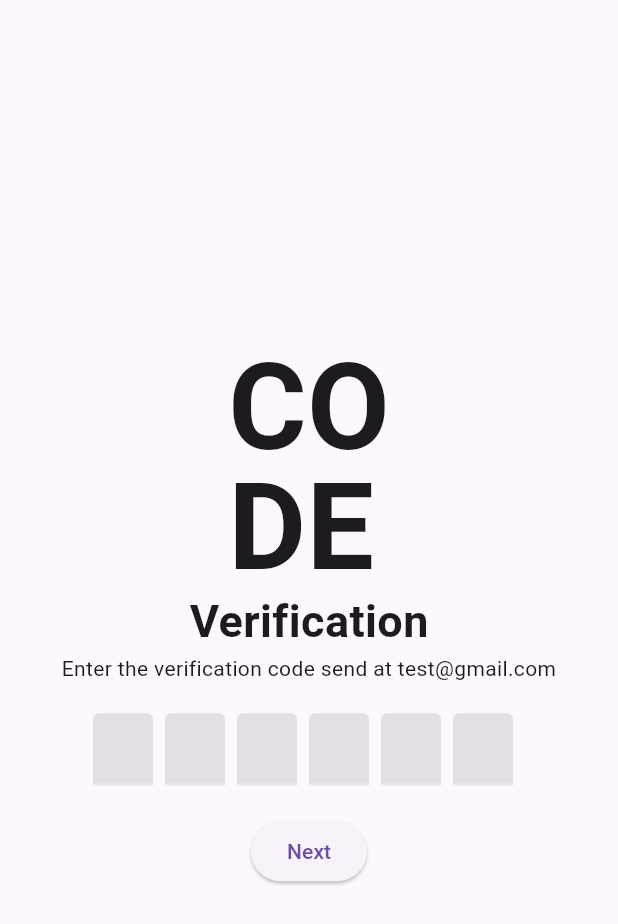
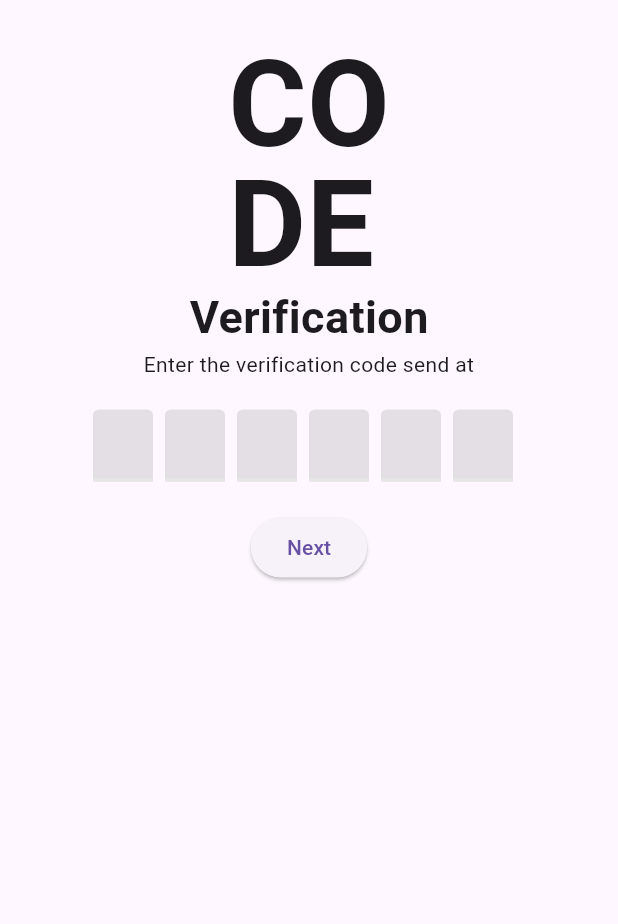
Before and after one commit to MiltiadisR/CapstoneProject, a Flutter app: the ForgetPasswordmailScreen screen opened directly, after a tap on "Next", on a phone screen of 412 x 824 dp. Shown: the top 924 px of the screen. Run offline on Flutter 3.47's test engine with Material 3 defaults, Android fonts, the phone set to English and light mode, and no system bars; drawn by our look-alikes of flutter_otp_text_field; our stand-ins replace cached_network_image, carousel_slider, cloud_firestore, firebase_auth, firebase_core, firebase_storage and 4 more; missing offline and left inert: icalendar_parser, paged_vertical_calendar; accounts and stored records are empty.

```diff
--- a/main/lib/screens/Authenticate/forgetpassword/forget_password_otp.dart
+++ b/main/lib/screens/Authenticate/forgetpassword/forget_password_otp.dart
@@ -1,14 +1,22 @@
 import 'package:flutter/material.dart';
 import 'package:flutter_otp_text_field/flutter_otp_text_field.dart';
 
-class OTPScreen extends StatelessWidget {
-  const OTPScreen({super.key});
+class OTPScreen extends StatefulWidget {
+  final String contact;
+  OTPScreen({required this.contact});
 
   @override
+  State<OTPScreen> createState() => _OTPScreenState();
+}
+
+class _OTPScreenState extends State<OTPScreen> {
+  @override
   Widget build(BuildContext context) {
+    String contact = widget.contact;
     return Scaffold(
       body: Container(
         padding: EdgeInsets.all(30),
+        child: SingleChildScrollView(
           child: Column(
             mainAxisAlignment: MainAxisAlignment.center,
             children: [
@@ -20,7 +28,7 @@ class OTPScreen extends StatelessWidget {
               Text('Verification',
                   style: TextStyle(fontSize: 30, fontWeight: FontWeight.bold)),
               Text(
-              'Enter the verification code send at ' + 'test@gmail.com',
+                'Enter the verification code send at $contact',
                 textAlign: TextAlign.center,
               ),
               SizedBox(
@@ -41,6 +49,7 @@ class OTPScreen extends StatelessWidget {
             ],
           ),
         ),
+      ),
     );
   }
 }
--- a/main/lib/screens/Authenticate/forgetpassword/forgetpasswordmail.dart
+++ b/main/lib/screens/Authenticate/forgetpassword/forgetpasswordmail.dart
@@ -7,6 +7,7 @@ class ForgetPasswordmailScreen extends StatelessWidget {
 
   @override
   Widget build(BuildContext context) {
+    String contact = '';
     return SafeArea(
       child: Scaffold(
         body: Container(
@@ -20,9 +21,13 @@ class ForgetPasswordmailScreen extends StatelessWidget {
                   child: Column(
                 children: [
                   TextFormField(
-                      decoration: textInputDecoration.copyWith(
-                          hintText: 'Email',
-                          prefixIcon: Icon(Icons.mail_outline_rounded))),
+                    decoration: textInputDecoration.copyWith(
+                        hintText: 'Email',
+                        prefixIcon: Icon(Icons.mail_outline_rounded)),
+                    onChanged: (val) {
+                      contact = val;
+                    },
+                  ),
                   SizedBox(
                     height: 20,
                   ),
@@ -32,7 +37,9 @@ class ForgetPasswordmailScreen extends StatelessWidget {
                           onPressed: () {
                             Navigator.of(context).push(
                               MaterialPageRoute(
-                                builder: (context) => OTPScreen(),
+                                builder: (context) => OTPScreen(
+                                  contact: contact,
+                                ),
                               ),
                             );
                           },
--- a/main/lib/screens/Authenticate/register.dart
+++ b/main/lib/screens/Authenticate/register.dart
@@ -169,7 +169,7 @@ class _RegisterState extends State<Register> {
                               if (result == null) {
                                 setState(() {
                                   loading = false;
-                                  error = 'please supply a valid email';
+                                  error = 'Please supply a valid email';
                                 });
                               }
                             },
--- a/main/lib/screens/events_example.dart
+++ b/main/lib/screens/events_example.dart
@@ -222,7 +222,6 @@ class _TableEventsExampleState extends State<TableEventsExample> {
     return [];
   }
 
-//----This part is for the filtering and sorting of the events----------------//
   List<Map<String, dynamic>> getAllEvents(List<String> jsonDataList) {
     List<Map<String, dynamic>> allEvents = [];
     for (String jsonData in jsonDataList) {
@@ -230,7 +229,6 @@ class _TableEventsExampleState extends State<TableEventsExample> {
     }
     return allEvents;
   }
-// ---------------------------------------------------------------------------//
 
   List<String> getDistinctProperties(List<Map<String, dynamic>> events) {
     Set<String> distinctProperties = Set<String>();
--- a/main/lib/screens/home/Home.dart
+++ b/main/lib/screens/home/Home.dart
@@ -1,6 +1,5 @@
 import 'package:cloud_firestore/cloud_firestore.dart';
 import 'package:flutter/material.dart';
-import 'package:main/Load_data.dart';
 import 'package:main/Notifications.dart';
 import 'package:main/Reservation_Details.dart';
 import 'package:main/Reservation_Details_only_one.dart';
```
Also changed, not shown: main/lib/screens/Authenticate/forgetpassword/forgetpasswordphone.dart (+11 -4 lines). Lines whose indentation alone changed are shown as unchanged.
